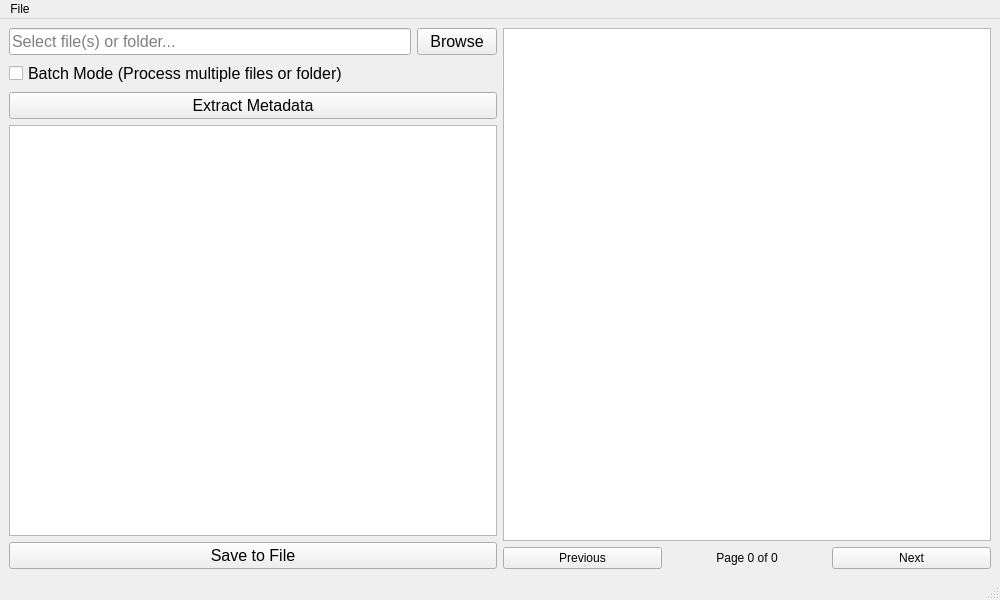
First picture: the form in src/tools/pdf_tools/pdf_content_extraction/extract_metadata.ui, repository richardnoragon/1_2, before the edit.
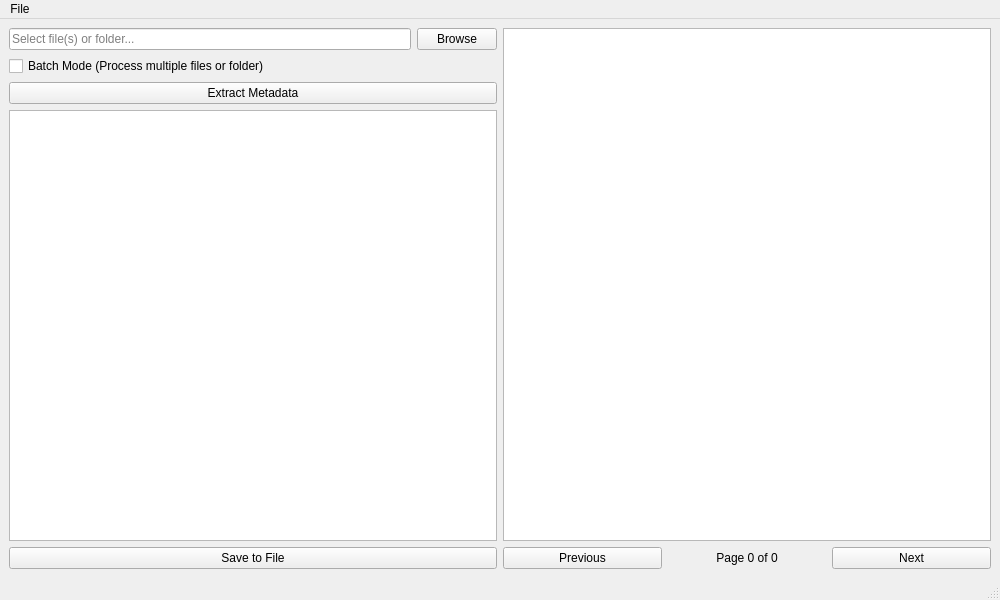
Second picture: the form after the edit.

```diff
--- a/src/tools/pdf_tools/pdf_content_extraction/extract_metadata.ui
+++ b/src/tools/pdf_tools/pdf_content_extraction/extract_metadata.ui
@@ -21,11 +21,6 @@
        <layout class="QHBoxLayout" name="horizontalLayout">
         <item>
          <widget class="QLineEdit" name="inputFileEdit">
-          <property name="font">
-           <font>
-            <pointsize>12</pointsize>
-           </font>
-          </property>
           <property name="placeholderText">
            <string>Select file(s) or folder...</string>
           </property>
@@ -36,11 +31,6 @@
         </item>
         <item>
          <widget class="QPushButton" name="browseButton">
-          <property name="font">
-           <font>
-            <pointsize>12</pointsize>
-           </font>
-          </property>
           <property name="text">
            <string>Browse</string>
           </property>
@@ -50,11 +40,6 @@
       </item>
       <item>
        <widget class="QCheckBox" name="batchModeCheckbox">
-        <property name="font">
-         <font>
-          <pointsize>12</pointsize>
-         </font>
-        </property>
         <property name="text">
          <string>Batch Mode (Process multiple files or folder)</string>
         </property>
@@ -62,11 +47,6 @@
       </item>
       <item>
        <widget class="QPushButton" name="extractButton">
-        <property name="font">
-         <font>
-          <pointsize>12</pointsize>
-         </font>
-        </property>
         <property name="text">
          <string>Extract Metadata</string>
         </property>
@@ -74,20 +54,10 @@
       </item>
       <item>
        <widget class="QTreeView" name="metadataTree">
-        <property name="font">
-         <font>
-          <pointsize>12</pointsize>
-         </font>
-        </property>
        </widget>
       </item>
       <item>
        <widget class="QPushButton" name="saveButton">
-        <property name="font">
-         <font>
-          <pointsize>12</pointsize>
-         </font>
-        </property>
         <property name="text">
          <string>Save to File</string>
         </property>
```
Left out of the diff: 45 changed lines with no effect on the pictures.
